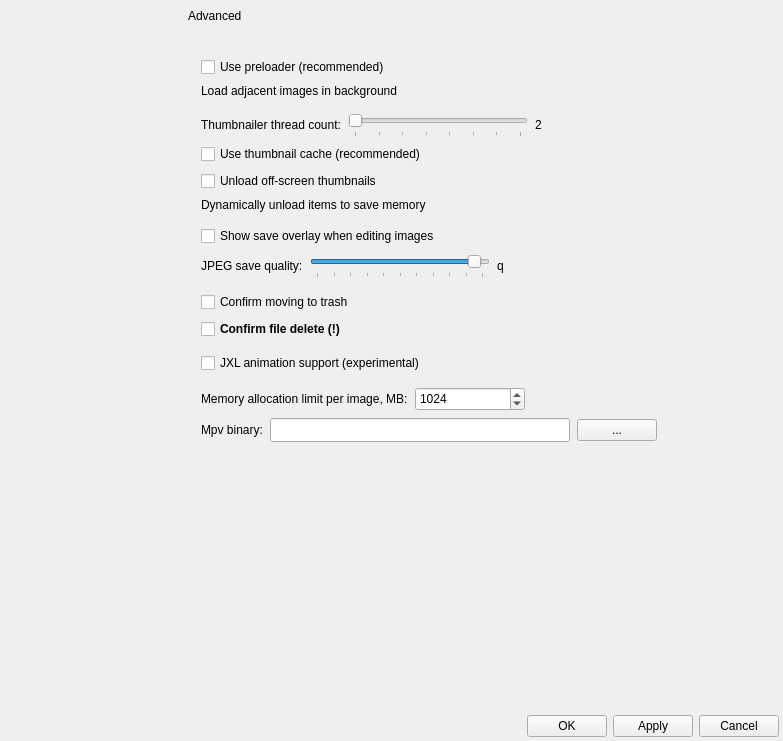
First picture: the form in src/gui/dialogs/settingsdialog.ui, repository do-i/thumbgrid, before the edit.
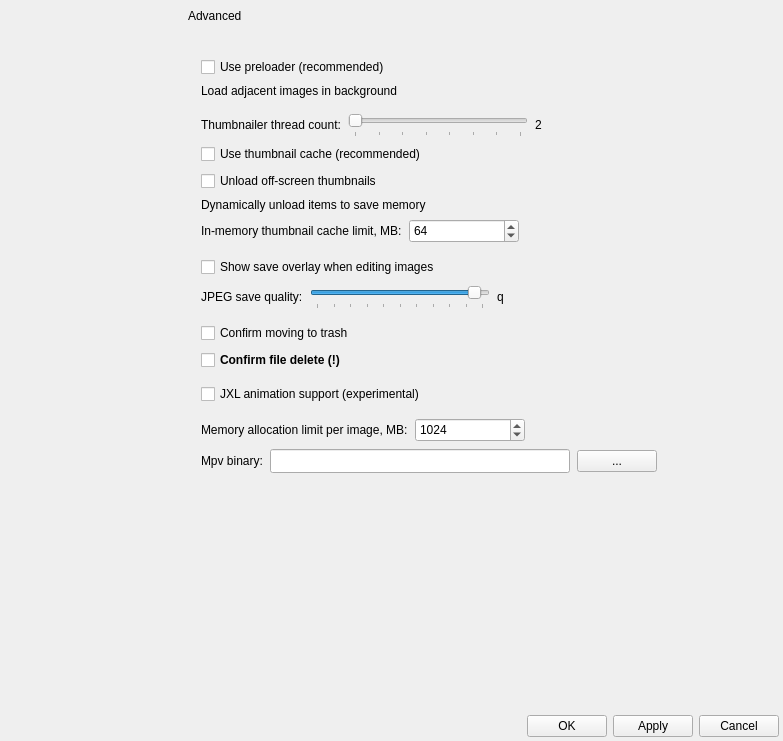
Second picture: the form after the edit. The open tabs and pages were chosen to show the change. Custom widgets are drawn as their Qt base class.

Commit message: Add in-memory LRU thumbnail cache with configurable size limit

What changed in the file:
```diff
--- a/src/gui/dialogs/settingsdialog.ui
+++ b/src/gui/dialogs/settingsdialog.ui
@@ -4777,6 +4777,73 @@
                     </property>
                    </widget>
                   </item>
+                  <item>
+                   <layout class="QHBoxLayout" name="horizontalLayout_thumbMemCache">
+                    <property name="leftMargin">
+                     <number>0</number>
+                    </property>
+                    <property name="topMargin">
+                     <number>0</number>
+                    </property>
+                    <property name="rightMargin">
+                     <number>0</number>
+                    </property>
+                    <property name="bottomMargin">
+                     <number>0</number>
+                    </property>
+                    <item>
+                     <widget class="QLabel" name="thumbMemCacheLabel">
+                      <property name="toolTip">
+                       <string>Keeps recently shown thumbnails in RAM so revisiting a folder does not re-read them from disk. 0 disables the memory cache.</string>
+                      </property>
+                      <property name="text">
+                       <string>In-memory thumbnail cache limit, MB:</string>
+                      </property>
+                     </widget>
+                    </item>
+                    <item>
+                     <widget class="QSpinBox" name="thumbMemCacheSpinBox">
+                      <property name="sizePolicy">
+                       <sizepolicy hsizetype="Fixed" vsizetype="Minimum">
+                        <horstretch>0</horstretch>
+                        <verstretch>0</verstretch>
+                       </sizepolicy>
+                      </property>
+                      <property name="minimumSize">
+                       <size>
+                        <width>110</width>
+                        <height>24</height>
+                       </size>
+                      </property>
+                      <property name="minimum">
+                       <number>0</number>
+                      </property>
+                      <property name="maximum">
+                       <number>2048</number>
+                      </property>
+                      <property name="singleStep">
+                       <number>32</number>
+                      </property>
+                      <property name="value">
+                       <number>64</number>
+                      </property>
+                     </widget>
+                    </item>
+                    <item>
+                     <spacer name="horizontalSpacer_thumbMemCache">
+                      <property name="orientation">
+                       <enum>Qt::Horizontal</enum>
+                      </property>
+                      <property name="sizeHint" stdset="0">
+                       <size>
+                        <width>40</width>
+                        <height>20</height>
+                       </size>
+                      </property>
+                     </spacer>
+                    </item>
+                   </layout>
+                  </item>
                   <item>
                    <widget class="QWidget" name="widget_26" native="true">
                     <property name="accessibleName">
```
The commit also changes 11 other files.
